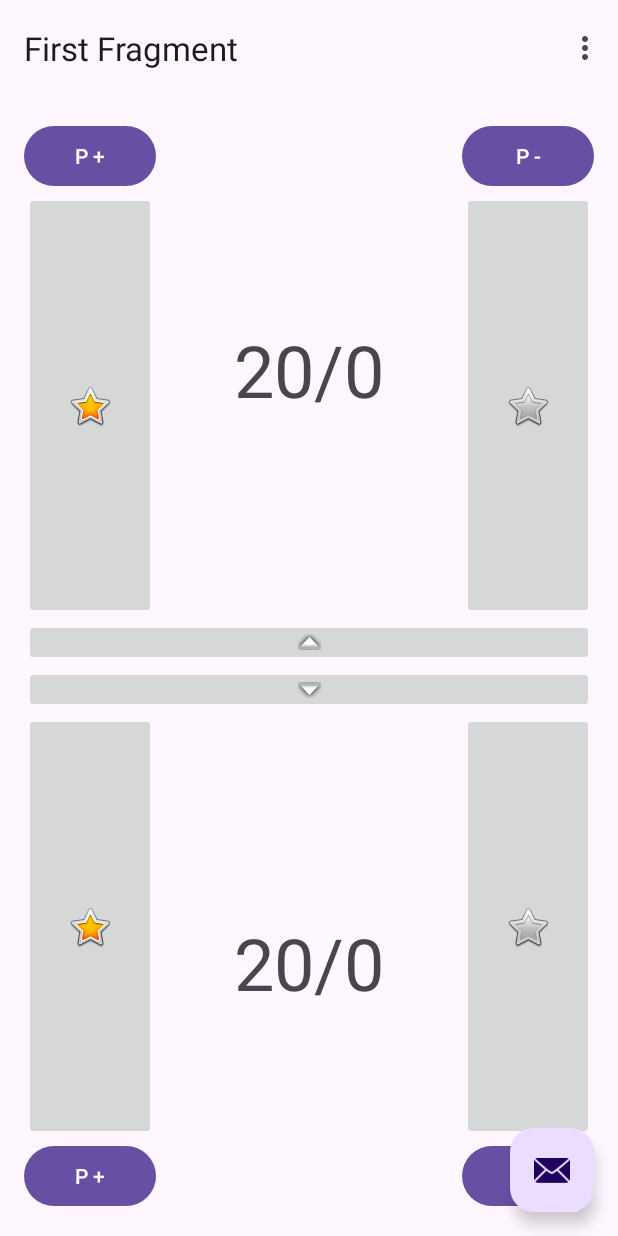
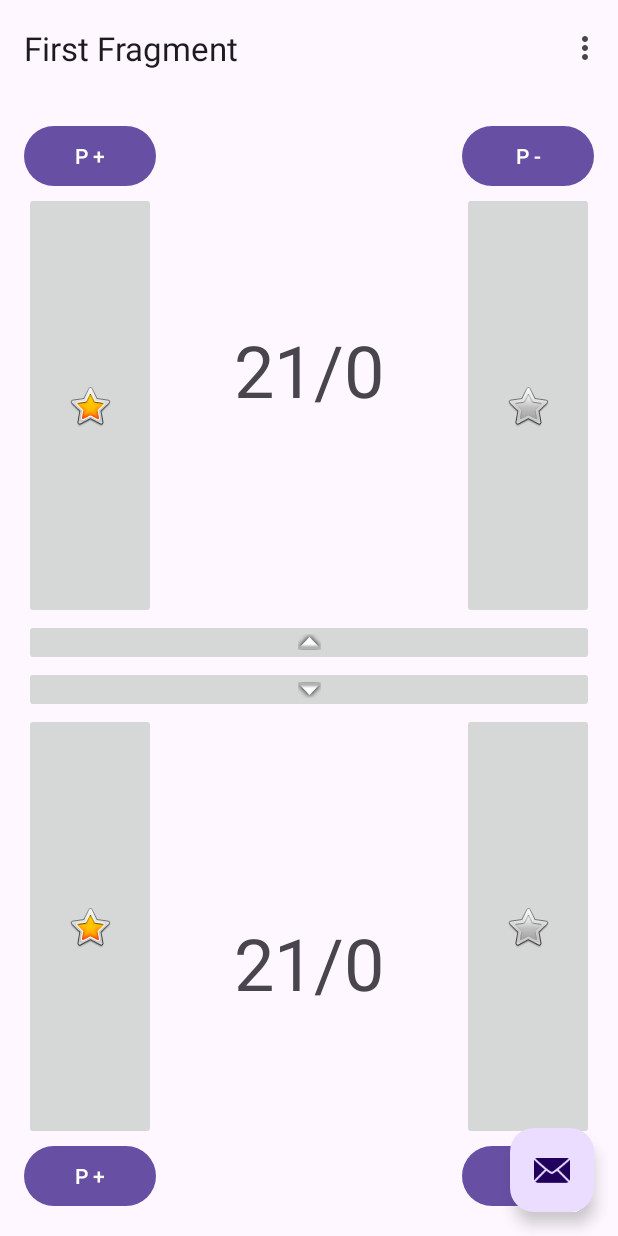
Before and after one commit to luismibm/MagicLifes, an Android app: the screen it shows after launch (MainActivity), in the options menu, after a tap on "Settings", on a phone screen of 412 x 824 dp. Run offline under Robolectric (Android 15) with nearby library versions, the phone set to English and light mode, and no system bars; our stand-ins replace navigation-ui.

```diff
--- a/app/src/main/java/com/example/magiclifes/FirstFragment.kt
+++ b/app/src/main/java/com/example/magiclifes/FirstFragment.kt
@@ -19,6 +19,13 @@ class FirstFragment : Fragment() {
     // onDestroyView.
     private val binding get() = _binding!!
 
+    private var lifeP1: Int = 0
+    private var poisonP1: Int = 0
+    private var lifeP2: Int = 20
+    private var poisonP2: Int = 0
+
+
+
     override fun onCreateView(
         inflater: LayoutInflater, container: ViewGroup?,
         savedInstanceState: Bundle?
@@ -29,8 +36,92 @@ class FirstFragment : Fragment() {
 
     }
 
+
+
     override fun onViewCreated(view: View, savedInstanceState: Bundle?) {
         super.onViewCreated(view, savedInstanceState)
+
+        lifeP1 = 20
+        poisonP1 = 0
+        lifeP2 = 20
+        poisonP2 = 0
+
+        if (savedInstanceState != null) {
+            lifeP1 = savedInstanceState.getInt("lifeP1")
+            poisonP1 = savedInstanceState.getInt("poisonP1")
+            refresh()
+        }
+
+
+        // Player 1 Button Functionality
+        binding.buttonP1LifeIncrement.setOnClickListener {
+            lifeP1++
+            refresh()
+        }
+
+        binding.buttonP1LifeDecrement.setOnClickListener {
+            lifeP1--
+            refresh()
+        }
+
+        binding.buttonP1PoisonIncrement.setOnClickListener {
+            poisonP1++
+            refresh()
+        }
+
+        binding.buttonP1PoisonDecrement.setOnClickListener {
+            poisonP1--
+            refresh()
+        }
+
+
+        // Player 2 Button Functionality
+        binding.buttonP2LifeIncrement.setOnClickListener {
+            lifeP2++
+            refresh()
+        }
+
+        binding.buttonP2LifeDecrement.setOnClickListener {
+            lifeP2--
+            refresh()
+        }
+
+        binding.buttonP2PoisonIncrement.setOnClickListener {
+            poisonP2++
+            refresh()
+        }
+
+        binding.buttonP2PoisonDecrement.setOnClickListener {
+            poisonP2--
+            refresh()
+        }
+
+
+        // Middle Buttons
+        binding.PassFromP2ToP1.setOnClickListener {
+            lifeP2--
+            lifeP1++
+            refresh()
+        }
+
+        binding.PassFromP1ToP2.setOnClickListener {
+            lifeP1--
+            lifeP2++
+            refresh()
+        }
+
+
+
+    }
+
+    fun refresh() {
+        binding.CounterP1.text = "$lifeP1/$poisonP1"
+        binding.CounterP2.text = "$lifeP2/$poisonP2"
+    }
+
+    override fun onSaveInstanceState(outState: Bundle) {
+        outState.putInt("lifeP1", lifeP1)
+        super.onSaveInstanceState(outState)
     }
 
     override fun onDestroyView() {
--- /dev/null
+++ b/app/src/main/res/drawable/baseline_favorite_24.xml
@@ -0,0 +1,5 @@
+<vector xmlns:android="http://schemas.android.com/apk/res/android" android:height="24dp" android:tint="#000000" android:viewportHeight="24" android:viewportWidth="24" android:width="24dp">
+
+    <path android:fillColor="@android:color/white" android:pathData="M12,21.35l-1.45,-1.32C5.4,15.36 2,12.28 2,8.5 2,5.42 4.42,3 7.5,3c1.74,0 3.41,0.81 4.5,2.09C13.09,3.81 14.76,3 16.5,3 19.58,3 22,5.42 22,8.5c0,3.78 -3.4,6.86 -8.55,11.54L12,21.35z"/>
+
+</vector>
--- /dev/null
+++ b/app/src/main/res/drawable/baseline_favorite_border_24.xml
@@ -0,0 +1,5 @@
+<vector xmlns:android="http://schemas.android.com/apk/res/android" android:height="24dp" android:tint="#000000" android:viewportHeight="24" android:viewportWidth="24" android:width="24dp">
+
+    <path android:fillColor="@android:color/white" android:pathData="M16.5,3c-1.74,0 -3.41,0.81 -4.5,2.09C10.91,3.81 9.24,3 7.5,3 4.42,3 2,5.42 2,8.5c0,3.78 3.4,6.86 8.55,11.54L12,21.35l1.45,-1.32C18.6,15.36 22,12.28 22,8.5 22,5.42 19.58,3 16.5,3zM12.1,18.55l-0.1,0.1 -0.1,-0.1C7.14,14.24 4,11.39 4,8.5 4,6.5 5.5,5 7.5,5c1.54,0 3.04,0.99 3.57,2.36h1.87C13.46,5.99 14.96,5 16.5,5c2,0 3.5,1.5 3.5,3.5 0,2.89 -3.14,5.74 -7.9,10.05z"/>
+
+</vector>
--- /dev/null
+++ b/app/src/main/res/layout-land/fragment_first.xml
@@ -0,0 +1,135 @@
+<?xml version="1.0" encoding="utf-8"?>
+<androidx.coordinatorlayout.widget.CoordinatorLayout xmlns:android="http://schemas.android.com/apk/res/android"
+    xmlns:app="http://schemas.android.com/apk/res-auto"
+    xmlns:tools="http://schemas.android.com/tools"
+    android:layout_width="match_parent"
+    android:layout_height="match_parent"
+    android:fitsSystemWindows="true"
+    tools:context=".MainActivity">
+
+    <androidx.constraintlayout.widget.ConstraintLayout
+        android:layout_width="match_parent"
+        android:layout_height="match_parent"
+        android:padding="16dp">
+
+        <androidx.constraintlayout.widget.Guideline
+            android:id="@+id/guideline2"
+            android:layout_width="wrap_content"
+            android:layout_height="wrap_content"
+            android:orientation="horizontal"
+            app:layout_constraintGuide_percent="0.5" />
+
+        <Button
+            android:id="@+id/buttonP1PoisonIncrement"
+            android:layout_width="wrap_content"
+            android:layout_height="wrap_content"
+            android:text="P +"
+            app:layout_constraintStart_toStartOf="parent"
+            app:layout_constraintTop_toTopOf="parent" />
+
+        <Button
+            android:id="@+id/buttonP1PoisonDecrement"
+            android:layout_width="wrap_content"
+            android:layout_height="wrap_content"
+            android:text="P -"
+            app:layout_constraintEnd_toEndOf="parent"
+            app:layout_constraintTop_toTopOf="parent" />
+
+        <TextView
+            android:id="@+id/CounterP1"
+            android:layout_width="wrap_content"
+            android:layout_height="wrap_content"
+            android:text="20/0"
+            android:textSize="48sp"
+            app:layout_constraintBottom_toTopOf="@+id/PassFromP2ToP1"
+            app:layout_constraintEnd_toEndOf="parent"
+            app:layout_constraintStart_toStartOf="parent"
+            app:layout_constraintTop_toTopOf="parent" />
+
+        <ImageButton
+            android:id="@+id/buttonP1LifeIncrement"
+            android:layout_width="0dp"
+            android:layout_height="0dp"
+            android:src="@android:drawable/btn_star_big_on"
+            app:layout_constraintBottom_toTopOf="@+id/PassFromP2ToP1"
+            app:layout_constraintEnd_toEndOf="@+id/buttonP1PoisonIncrement"
+            app:layout_constraintStart_toStartOf="@+id/buttonP1PoisonIncrement"
+            app:layout_constraintTop_toBottomOf="@+id/buttonP1PoisonIncrement" />
+
+        <ImageButton
+            android:id="@+id/buttonP2LifeIncrement"
+            android:layout_width="0dp"
+            android:layout_height="0dp"
+            android:src="@android:drawable/btn_star_big_on"
+            app:layout_constraintBottom_toTopOf="@+id/buttonP2PoisonIncrement"
+            app:layout_constraintEnd_toEndOf="@+id/buttonP2PoisonIncrement"
+            app:layout_constraintStart_toStartOf="@+id/buttonP2PoisonIncrement"
+            app:layout_constraintTop_toBottomOf="@+id/PassFromP1ToP2" />
+
+        <ImageButton
+            android:id="@+id/buttonP1LifeDecrement"
+            android:layout_width="0dp"
+            android:layout_height="0dp"
+            android:src="@android:drawable/btn_star_big_off"
+            app:layout_constraintBottom_toTopOf="@+id/PassFromP2ToP1"
+            app:layout_constraintEnd_toEndOf="@+id/buttonP1PoisonDecrement"
+            app:layout_constraintStart_toStartOf="@+id/buttonP1PoisonDecrement"
+            app:layout_constraintTop_toBottomOf="@+id/buttonP1PoisonDecrement" />
+
+        <ImageButton
+            android:id="@+id/buttonP2LifeDecrement"
+            android:layout_width="0dp"
+            android:layout_height="0dp"
+            android:src="@android:drawable/btn_star_big_off"
+            app:layout_constraintBottom_toTopOf="@+id/buttonP2PoisonDecrement"
+            app:layout_constraintEnd_toEndOf="@+id/buttonP2PoisonDecrement"
+            app:layout_constraintStart_toStartOf="@+id/buttonP2PoisonDecrement"
+            app:layout_constraintTop_toBottomOf="@+id/PassFromP1ToP2" />
+
+        <ImageButton
+            android:id="@+id/PassFromP2ToP1"
+            android:layout_width="0dp"
+            android:layout_height="wrap_content"
+            android:src="@android:drawable/arrow_up_float"
+            app:layout_constraintBottom_toTopOf="@+id/guideline2"
+            app:layout_constraintEnd_toEndOf="parent"
+            app:layout_constraintStart_toStartOf="parent" />
+
+        <ImageButton
+            android:id="@+id/PassFromP1ToP2"
+            android:layout_width="0dp"
+            android:layout_height="wrap_content"
+            android:src="@android:drawable/arrow_down_float"
+            app:layout_constraintEnd_toEndOf="parent"
+            app:layout_constraintStart_toStartOf="parent"
+            app:layout_constraintTop_toTopOf="@+id/guideline2" />
+
+        <Button
+            android:id="@+id/buttonP2PoisonIncrement"
+            android:layout_width="wrap_content"
+            android:layout_height="wrap_content"
+            android:text="P +"
+            app:layout_constraintBottom_toBottomOf="parent"
+            app:layout_constraintStart_toStartOf="parent" />
+
+        <Button
+            android:id="@+id/buttonP2PoisonDecrement"
+            android:layout_width="wrap_content"
+            android:layout_height="wrap_content"
+            android:text="P -"
+            app:layout_constraintBottom_toBottomOf="parent"
+            app:layout_constraintEnd_toEndOf="parent" />
+
+        <TextView
+            android:id="@+id/CounterP2"
+            android:layout_width="wrap_content"
+            android:layout_height="wrap_content"
+            android:text="20/0"
+            android:textSize="48sp"
+            app:layout_constraintBottom_toBottomOf="parent"
+            app:layout_constraintEnd_toEndOf="parent"
+            app:layout_constraintStart_toStartOf="parent"
+            app:layout_constraintTop_toBottomOf="@+id/PassFromP1ToP2" />
+
+    </androidx.constraintlayout.widget.ConstraintLayout>
+</androidx.coordinatorlayout.widget.CoordinatorLayout>
```
